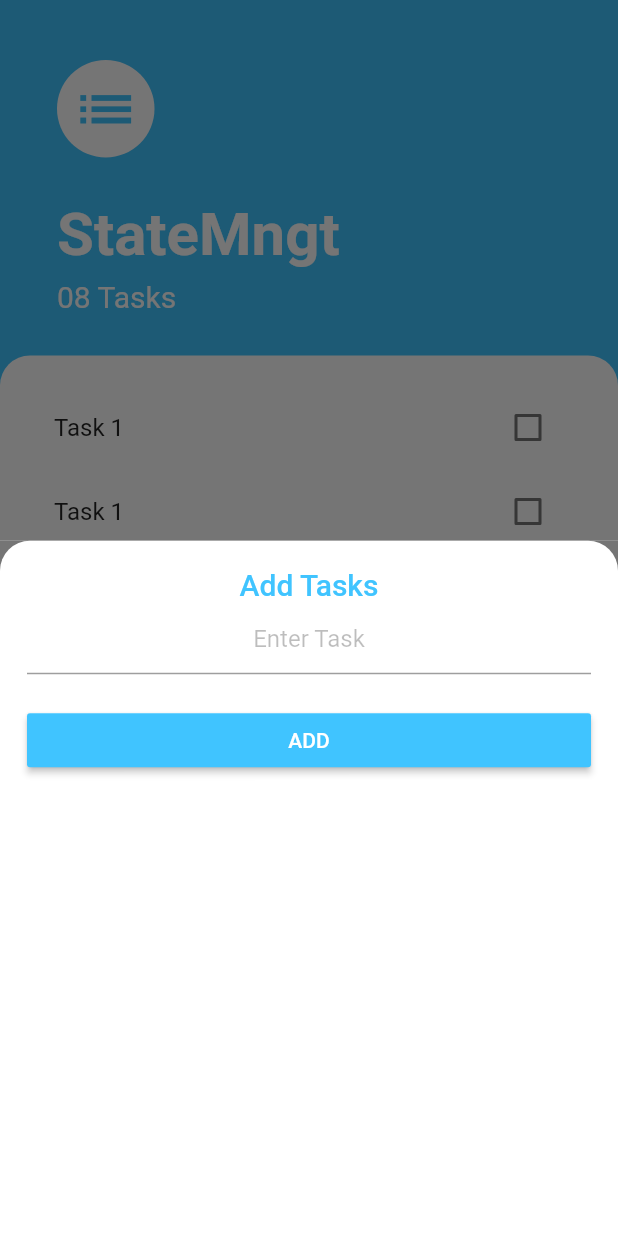
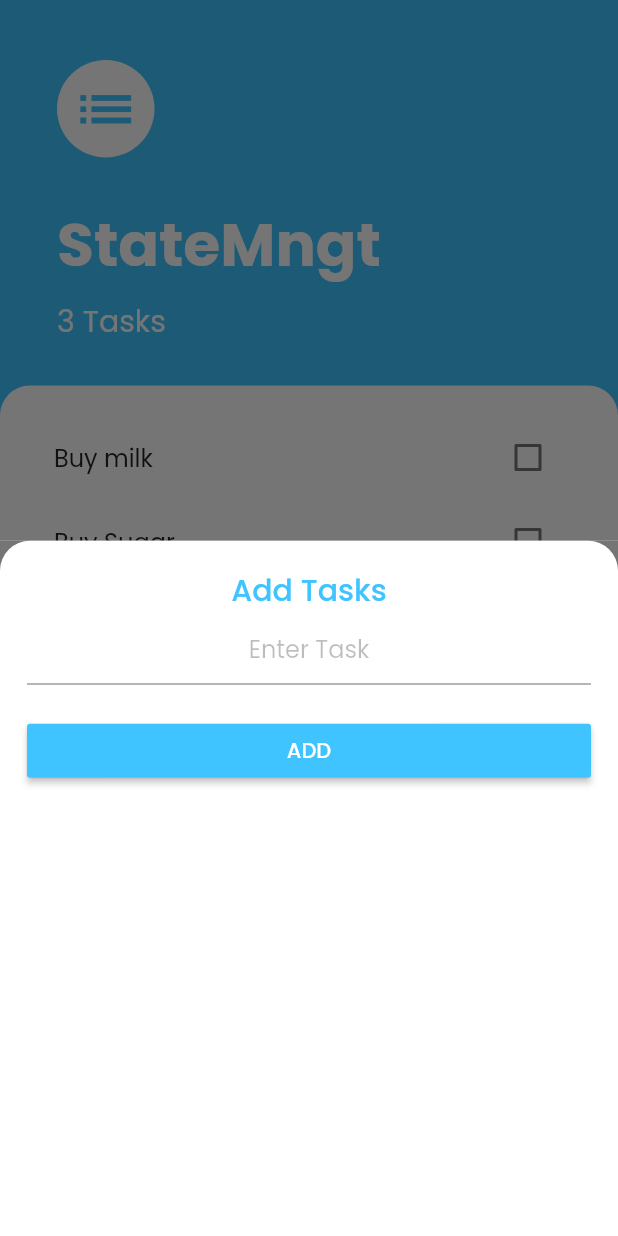
Before and after one commit to numanuddin1/flutter_todo_app, a Flutter app: the TasksScreen screen opened directly, after a tap on the "add" icon, on a phone screen of 412 x 824 dp. Run offline on Flutter 3.47's test engine with Material 2 defaults, Android fonts, the phone set to English and light mode, and no system bars; our stand-ins replace google_fonts.

```diff
--- a/lib/main.dart
+++ b/lib/main.dart
@@ -1,6 +1,9 @@
 import 'package:flutter/material.dart';
-import 'package:flutter_todo_app/screens/practice.dart';
-import 'screens/tasks_screen.dart';
+import 'package:flutter_todo_app/models/task_data.dart';
+import 'package:flutter_todo_app/screens/practice/practice.dart';
+import 'package:flutter_todo_app/screens/tasks_screen.dart';
+import 'package:google_fonts/google_fonts.dart';
+import 'package:provider/provider.dart';
 
 void main(){
   runApp(MyApp());
@@ -10,12 +13,16 @@ class MyApp extends StatelessWidget {
 
   @override
   Widget build(BuildContext context) {
-    return MaterialApp(
-      title: 'StateManagement',
-      home: Practice(),
-      debugShowCheckedModeBanner: false,
+    return ChangeNotifierProvider(
+      create: (BuildContext context) => Data(),
+      child: MaterialApp(
+        title: 'StateManagement',
+        home: TasksScreen(),
+        theme: ThemeData(fontFamily: GoogleFonts.poppins().fontFamily) ,
+        debugShowCheckedModeBanner: false,
 
 
+      ),
     );
   }
 }
--- /dev/null
+++ b/lib/models/task.dart
@@ -0,0 +1,11 @@
+class Task{
+
+  final String name;
+  bool isDone;
+
+  Task({required this.name, this.isDone = false});
+
+  void toggleDone (){
+    isDone = !isDone;
+  }
+}
--- /dev/null
+++ b/lib/models/task_data.dart
@@ -0,0 +1,13 @@
+import 'package:flutter/foundation.dart';
+import 'package:flutter_todo_app/models/task.dart';
+
+class Data extends ChangeNotifier {
+  List<Task> tasks = [
+    Task(name: 'Buy milk'),
+    Task(name: 'Buy Sugar'),
+    Task(name: 'Buy Fruits'),
+  ];
+  int get taskCount {
+    return tasks.length;
+  }
+}
--- a/lib/screens/add_task_screen.dart
+++ b/lib/screens/add_task_screen.dart
@@ -1,9 +1,19 @@
-// ignore_for_file: prefer_const_constructors, prefer_const_literals_to_create_immutables
+// ignore_for_file: prefer_const_constructors, prefer_const_literals_to_create_immutables, use_key_in_widget_constructors
 
 import 'package:flutter/material.dart';
 
-class AddTaskScreen extends StatelessWidget {
-  const AddTaskScreen({Key? key}) : super(key: key);
+class AddTaskScreen extends StatefulWidget {
+
+  final Function addTaskCallback;
+
+  AddTaskScreen(this.addTaskCallback);
+
+  @override
+  State<AddTaskScreen> createState() => _AddTaskScreenState();
+}
+
+class _AddTaskScreenState extends State<AddTaskScreen> {
+  late String newTaskTitle;
 
   @override
   Widget build(BuildContext context) {
@@ -25,17 +35,33 @@ class AddTaskScreen extends StatelessWidget {
               Text(
                 'Add Tasks',
                 textAlign: TextAlign.center,
-                style: TextStyle(fontSize: 20, color: Colors.lightBlueAccent, fontWeight: FontWeight.w500),
+                style: TextStyle(
+                    fontSize: 20,
+                    color: Colors.lightBlueAccent,
+                    fontWeight: FontWeight.w500),
               ),
               TextField(
                 decoration: InputDecoration(
-                  hintText: 'Enter Task',
-                  hintStyle: TextStyle(color: Colors.black26)
+                    hintText: 'Enter Task',
+                    hintStyle: TextStyle(color: Colors.black26)),
+                textAlign: TextAlign.center,
+                onChanged: (newText) {
+                  newTaskTitle = newText;
+                },
+              ),
+              SizedBox(
+                height: 20,
+              ),
+              MaterialButton(
+                onPressed: () {
+                widget.addTaskCallback(newTaskTitle);
+                },
+                child: Text(
+                  'ADD',
+                  style: TextStyle(color: Colors.white),
                 ),
-                textAlign: TextAlign.center,
-              ),
-              SizedBox(height: 20,),
-              MaterialButton(onPressed: (){}, child: Text('ADD', style: TextStyle(color: Colors.white),), color: Colors.lightBlueAccent,)
+                color: Colors.lightBlueAccent,
+              )
             ],
           ),
         ),
--- a/lib/screens/tasks_screen.dart
+++ b/lib/screens/tasks_screen.dart
@@ -1,18 +1,14 @@
 // ignore_for_file: prefer_const_constructors, prefer_const_literals_to_create_immutables
 
 import 'package:flutter/material.dart';
+import 'package:flutter_todo_app/models/task_data.dart';
+import 'package:provider/provider.dart';
 
+import '../models/task.dart';
 import '../widgets/task_list.dart';
 import 'add_task_screen.dart';
 
-class TasksScreen extends StatefulWidget {
-  @override
-  State<TasksScreen> createState() => _TasksScreenState();
-}
-
-class _TasksScreenState extends State<TasksScreen> {
-  Widget buildBottomSheet(BuildContext context) => Container();
-
+class TasksScreen extends StatelessWidget {
 
 
   @override
@@ -41,7 +37,7 @@ class _TasksScreenState extends State<TasksScreen> {
                   height: 6,
                 ),
                 Text(
-                  '08 Tasks',
+                  '${Provider.of<Data>(context).taskCount} Tasks',
                   style: TextStyle(fontSize: 20, color: Colors.white,),
                 ),
               ],
@@ -63,7 +59,12 @@ class _TasksScreenState extends State<TasksScreen> {
       ),
       floatingActionButton: FloatingActionButton(
         onPressed: () {
-          showModalBottomSheet(context: context, builder: (context) => AddTaskScreen());
+          showModalBottomSheet(context: context, builder: (context) => AddTaskScreen((newTaskTitle){
+           // setState(() {
+           //   Provider.of<Data>(context).tasks.add(Task(name: newTaskTitle));
+           // });
+           Navigator.pop(context);
+          }));
         },
        child: Icon(Icons.add),
         backgroundColor: Colors.lightBlueAccent,
--- a/lib/widgets/task_item.dart
+++ /dev/null
@@ -1,38 +0,0 @@
-// ignore_for_file: use_key_in_widget_constructors
-
-import 'package:flutter/material.dart';
-
-class TaskItem extends StatelessWidget {
-  const TaskItem({Key? key}) : super(key: key);
-
-  @override
-  Widget build(BuildContext context) {
-    return ListTile(
-      title: Text('Task 1'),
-      trailing: TaskCheckBox(),
-    );
-  }
-}
-
-class TaskCheckBox extends StatefulWidget {
-  @override
-  State<TaskCheckBox> createState() => _TaskCheckBoxState();
-}
-
-class _TaskCheckBoxState extends State<TaskCheckBox> {
-  bool isChecked = false;
-
-  @override
-  Widget build(BuildContext context) {
-    return Checkbox(
-      value: isChecked,
-      splashRadius: 40,
-      onChanged: (newValue) {
-        setState(() {
-          isChecked = newValue!;
-        });
-      },
-      activeColor: Colors.lightBlueAccent,
-    );
-  }
-}
--- a/lib/widgets/task_list.dart
+++ b/lib/widgets/task_list.dart
@@ -1,19 +1,30 @@
 // ignore_for_file: prefer_const_literals_to_create_immutables
 
 import 'package:flutter/material.dart';
-import 'package:flutter_todo_app/widgets/task_item.dart';
+import 'package:flutter_todo_app/models/task.dart';
+import 'package:flutter_todo_app/models/task_data.dart';
+import 'package:flutter_todo_app/widgets/task_tile.dart';
+import 'package:provider/provider.dart';
 
+import '../screens/practice/tasks.dart';
 
 class TaskList extends StatelessWidget {
-  const TaskList({Key? key}) : super(key: key);
-
   @override
   Widget build(BuildContext context) {
-    return ListView(children: [
-      TaskItem(),
-      TaskItem(),
-      TaskItem(),
-      TaskItem(),
-    ]);
+    return Consumer<Data>(
+      builder: (BuildContext context, taskData, Widget? child) { return ListView.builder(
+        itemCount: taskData.taskCount,
+        itemBuilder: (BuildContext context, int index) {
+          return TaskTile(
+              isChecked: taskData.tasks[index].isDone,
+              taskTitle: taskData.tasks[index].name,
+              checkboxCallback: (checkboxState) {
+                // setState(() {
+                //   Provider.of<Data>(context).tasks[index].toggleDone();
+                // });
+              });
+        },
+      ); },
+    );
   }
 }
--- /dev/null
+++ b/lib/widgets/task_tile.dart
@@ -0,0 +1,32 @@
+// ignore_for_file: use_key_in_widget_constructors, prefer_const_constructors
+
+import 'package:flutter/material.dart';
+
+class TaskTile extends StatelessWidget {
+  bool isChecked;
+
+  String taskTitle;
+  Function(bool?) checkboxCallback;
+
+  TaskTile(
+      {required this.isChecked,
+      required this.taskTitle,
+      required this.checkboxCallback});
+
+  @override
+  Widget build(BuildContext context) {
+    return ListTile(
+      title: Text(
+        taskTitle,
+        style: TextStyle(
+            decoration: isChecked ? TextDecoration.lineThrough : null),
+      ),
+      trailing: Checkbox(
+        value: isChecked,
+        splashRadius: 40,
+        activeColor: Colors.lightBlueAccent, onChanged: checkboxCallback,
+        // onChanged: toggleCheckboxState,
+      ),
+    );
+  }
+}
--- a/pubspec.yaml
+++ b/pubspec.yaml
@@ -36,6 +36,8 @@ dependencies:
   # The following adds the Cupertino Icons font to your application.
   # Use with the CupertinoIcons class for iOS style icons.
   cupertino_icons: ^1.0.2
+  google_fonts: ^3.0.1
+  provider: ^6.0.3
 
 dev_dependencies:
   flutter_test:
```
Also changed, not shown: pubspec.lock.
